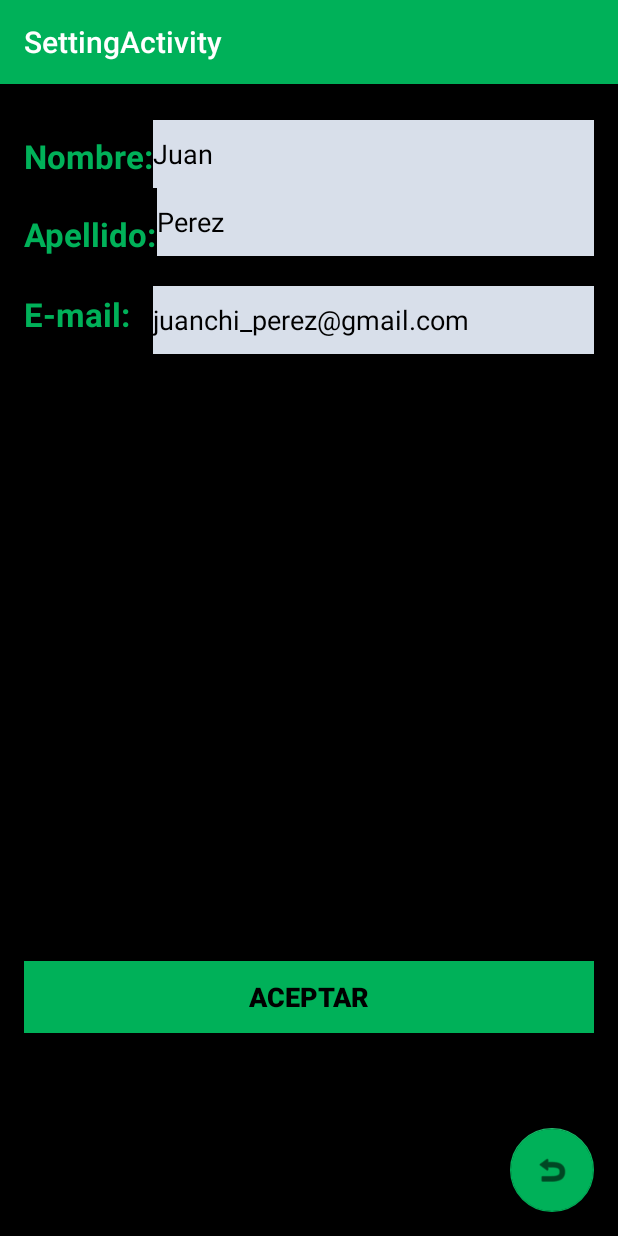
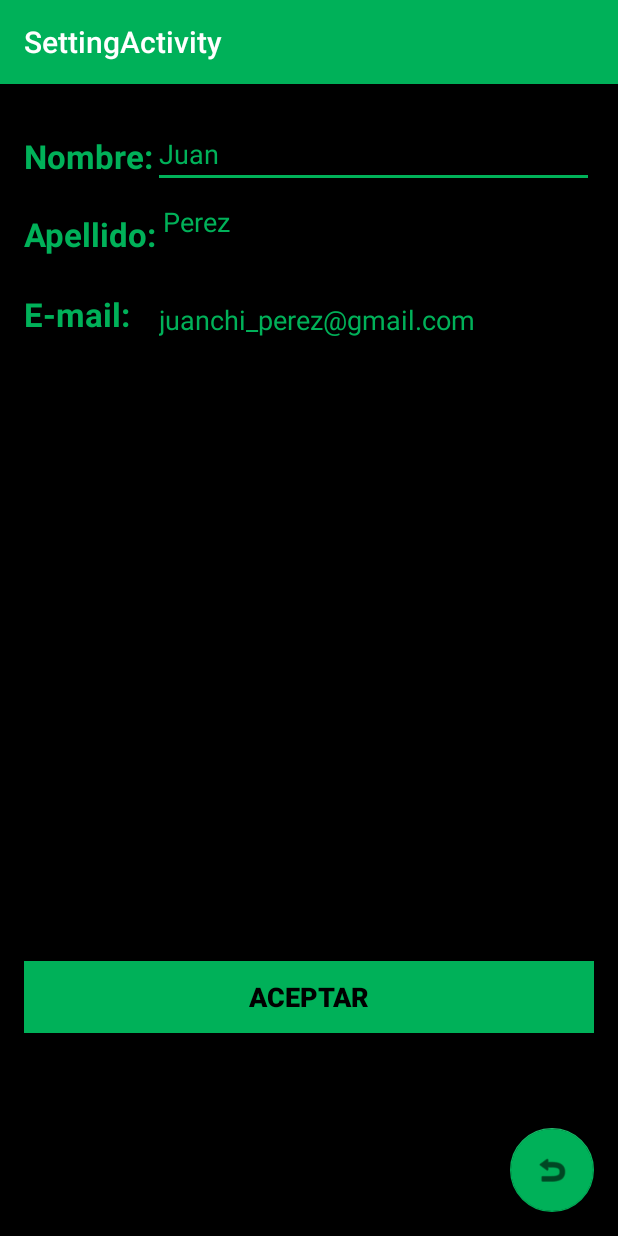
Before and after one commit to jonibarth/MiTouch, an Android app: the SettingActivity screen opened directly, with no data from a screen before it, on a phone screen of 412 x 824 dp. Run offline under Robolectric (Android 15) with nearby library versions, the phone set to English and light mode, and no system bars; 1 statement that could not run was skipped.

Commit message:
Comente fondo gris que no me gusto en Setting

```diff
--- a/app/src/main/java/com/example/grupo110/mitouchmobile/SettingActivity.java
+++ b/app/src/main/java/com/example/grupo110/mitouchmobile/SettingActivity.java
@@ -65,9 +65,9 @@ public class SettingActivity extends AppCompatActivity {
         editTextEmail =(EditText)findViewById(R.id.editTextEmail);
 
         // Fondo Gris a las cosas que no se pueden editar
-        editTextNombre.setBackgroundColor(Color.rgb(216,223,234));
-        editTextApellido.setBackgroundColor(Color.rgb(216,223,234));
-        editTextEmail.setBackgroundColor(Color.rgb(216,223,234));
+        //editTextNombre.setBackgroundColor(Color.rgb(216,223,234));
+        //editTextApellido.setBackgroundColor(Color.rgb(216,223,234));
+      //  editTextEmail.setBackgroundColor(Color.rgb(216,223,234));
 
         // No permitir edición
         editTextNombre.setKeyListener(null);
--- a/app/src/main/res/layout/content_setting.xml
+++ b/app/src/main/res/layout/content_setting.xml
@@ -32,7 +32,7 @@
         android:inputType="textPersonName"
         android:ems="10"
         android:id="@+id/editTextNombre"
-        android:textColor="#000000"
+        android:textColor="#00B159"
         android:layout_alignParentTop="true"
         android:layout_toRightOf="@+id/textViewNombre"
         android:layout_marginTop="8dp"
@@ -55,7 +55,7 @@
         android:inputType="textPersonName"
         android:ems="10"
         android:id="@+id/editTextApellido"
-        android:textColor="#000000"
+        android:textColor="#00B159"
         android:layout_below="@+id/editTextNombre"
         android:layout_toRightOf="@+id/textViewApellido"
         android:layout_alignParentRight="true"
@@ -79,7 +79,7 @@
         android:inputType="textEmailAddress"
         android:ems="10"
         android:id="@+id/editTextEmail"
-        android:textColor="#000000"
+        android:textColor="#00B159"
         android:layout_marginTop="20dp"
         android:layout_below="@+id/editTextApellido"
         android:layout_toRightOf="@+id/textViewEmail"
```
Also changed, not shown: app/src/main/res/drawable/splash_screen2.jpg (added), 2 other files.
